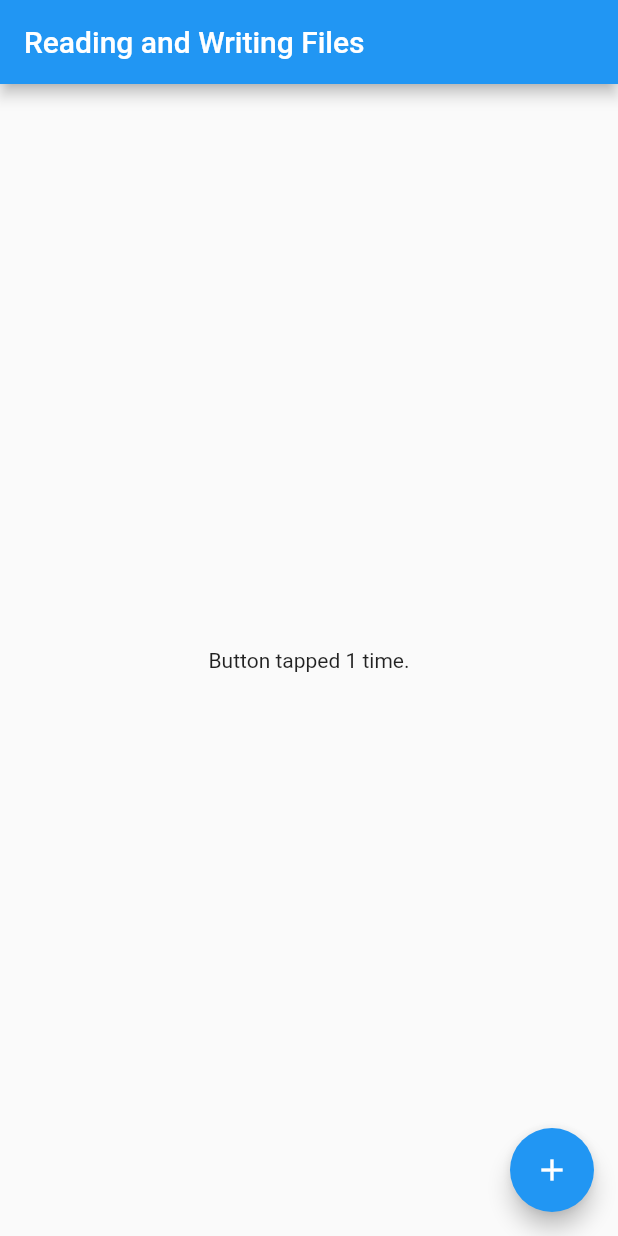
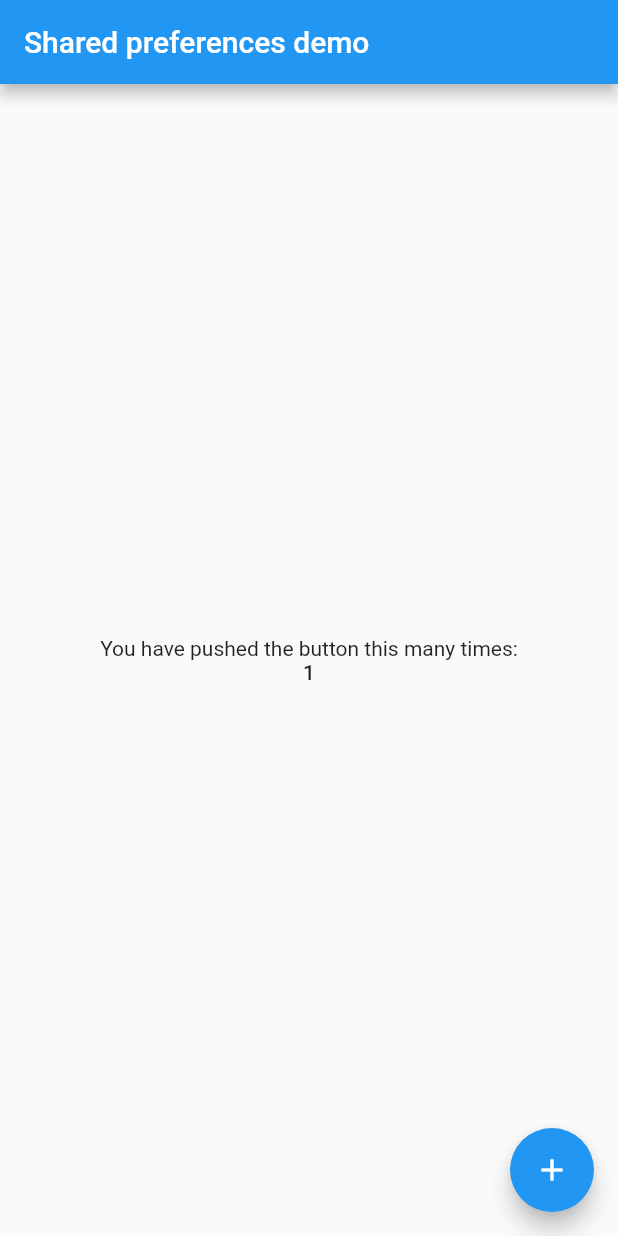
Before and after one commit to arror1784/flutter_pra, a Flutter app: the screen it shows after launch, after a tap on the "add" icon, on a phone screen of 412 x 824 dp. Run offline on Flutter 3.47's test engine with Material 2 defaults, Android fonts, the phone set to English and light mode, and no system bars; our stand-ins replace shared_preferences.

Commit message:
shared_preferences

```diff
--- a/lib/main.dart
+++ b/lib/main.dart
@@ -1,99 +1,81 @@
-import 'dart:async';
-import 'dart:io';
+import 'package:flutter/material.dart';
+import 'package:shared_preferences/shared_preferences.dart';
 
-import 'package:flutter/foundation.dart';
-import 'package:flutter/material.dart';
-import 'package:path_provider/path_provider.dart';
+void main() => runApp(MyApp());
 
-void main() {
-  runApp(
-    MaterialApp(
-      title: 'Reading and Writing Files',
-      home: FlutterDemo(storage: CounterStorage()),
-    ),
-  );
-}
-
-class CounterStorage {
-  Future<String> get _localPath async {
-    final directory = await getApplicationDocumentsDirectory();
-
-    return directory.path;
-  }
-
-  Future<File> get _localFile async {
-    final path = await _localPath;
-    print(path);
-    return File('$path/counter.txt');
-  }
-
-  Future<int> readCounter() async {
-    try {
-      final file = await _localFile;
-
-      // 파일 읽기
-      String contents = await file.readAsString();
-
-      return int.parse(contents);
-    } catch (e) {
-      // 에러가 발생할 경우 0을 반환
-      return 0;
-    }
-  }
-
-  Future<File> writeCounter(int counter) async {
-    final file = await _localFile;
-
-    // 파일 쓰기
-    return file.writeAsString('$counter');
+class MyApp extends StatelessWidget {
+  // 이 위젯은 어플리케이션의 최상위 위젯입니다.
+  @override
+  Widget build(BuildContext context) {
+    return MaterialApp(
+      title: 'Shared preferences demo',
+      theme: ThemeData(
+        primarySwatch: Colors.blue,
+      ),
+      home: MyHomePage(title: 'Shared preferences demo'),
+    );
   }
 }
 
-class FlutterDemo extends StatefulWidget {
-  final CounterStorage storage;
-
-  FlutterDemo({Key? key, required this.storage}) : super(key: key);
+class MyHomePage extends StatefulWidget {
+  MyHomePage({ Key? key,required this.title}) : super(key: key);
+  final String title;
 
   @override
-  _FlutterDemoState createState() => _FlutterDemoState();
+  _MyHomePageState createState() => _MyHomePageState();
 }
 
-class _FlutterDemoState extends State<FlutterDemo> {
+class _MyHomePageState extends State<MyHomePage> {
   int _counter = 0;
 
   @override
   void initState() {
     super.initState();
-    widget.storage.readCounter().then((int value) {
-      setState(() {
-        _counter = value;
-      });
+    _loadCounter();
+  }
+
+  //시작할 때 counter 값을 불러옵니다.
+  _loadCounter() async {
+    SharedPreferences prefs = await SharedPreferences.getInstance();
+    setState(() {
+      _counter = (prefs.getInt('counter') ?? 0);
     });
   }
 
-  Future<File> _incrementCounter() {
+  //클릭하면 counter를 증가시킵니다.
+  _incrementCounter() async {
+    SharedPreferences prefs = await SharedPreferences.getInstance();
     setState(() {
-      _counter++;
+      _counter = (prefs.getInt('counter') ?? 0) + 1;
+      prefs.setInt('counter', _counter);
     });
-
-    // 파일에 String 타입으로 변수 값 쓰기
-    return widget.storage.writeCounter(_counter);
   }
 
   @override
   Widget build(BuildContext context) {
     return Scaffold(
-      appBar: AppBar(title: Text('Reading and Writing Files')),
+      appBar: AppBar(
+        title: Text(widget.title),
+      ),
       body: Center(
-        child: Text(
-          'Button tapped $_counter time${_counter == 1 ? '' : 's'}.',
+        child: Column(
+          mainAxisAlignment: MainAxisAlignment.center,
+          children: <Widget>[
+            Text(
+              'You have pushed the button this many times:',
+            ),
+            Text(
+              '$_counter',
+              style: Theme.of(context).textTheme.bodyText1,
+            ),
+          ],
         ),
       ),
       floatingActionButton: FloatingActionButton(
         onPressed: _incrementCounter,
         tooltip: 'Increment',
         child: Icon(Icons.add),
-      ),
+      ), // 이 마지막 콤마는 build 메서드에 자동 서식이 잘 적용될 수 있도록 도와줍니다.
     );
   }
 }
--- a/pubspec.yaml
+++ b/pubspec.yaml
@@ -35,6 +35,7 @@ dependencies:
   # Use with the CupertinoIcons class for iOS style icons.
   cupertino_icons: ^1.0.2
   path_provider: ^2.0.2
+  shared_preferences: ^2.0.6
 
 dev_dependencies:
   flutter_test:
```
Also changed, not shown: pubspec.lock, 1 other file.
